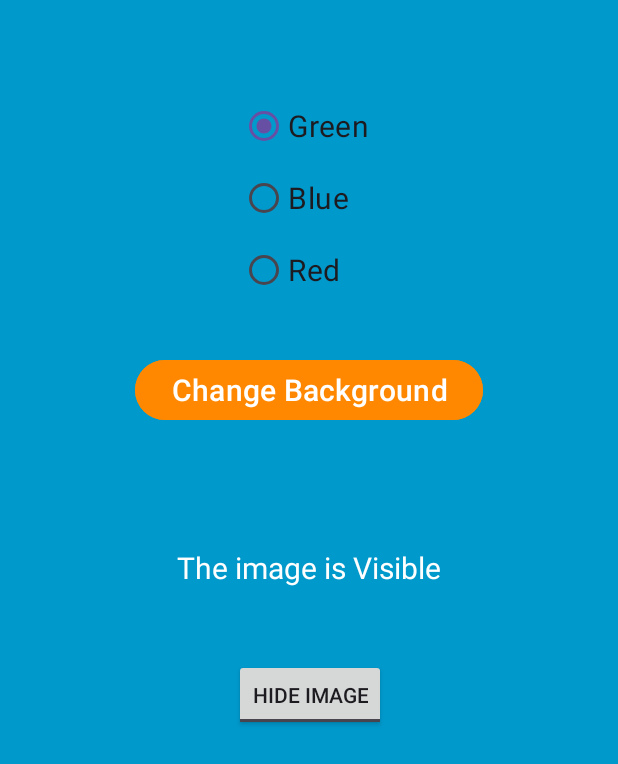
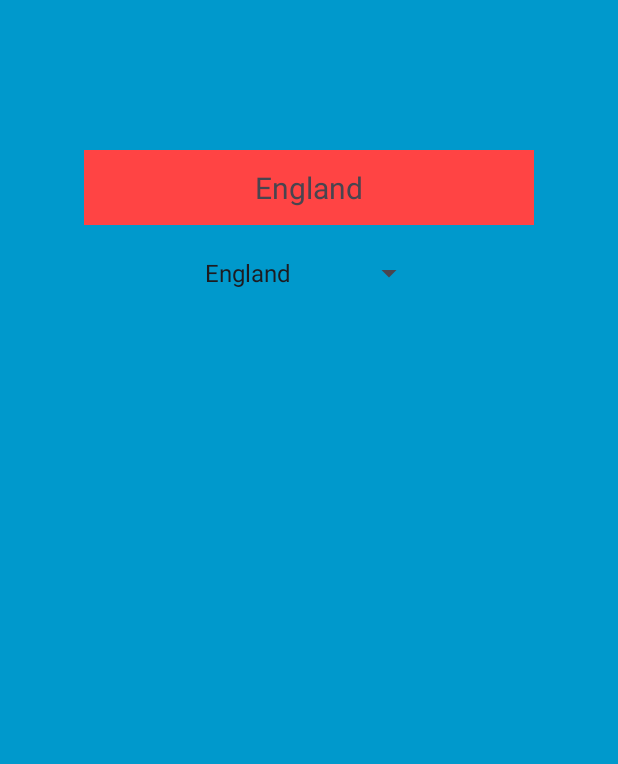
Before and after one commit to namansharma05/edit-text-android, an Android app: the screen it shows after launch (MainActivity), on a phone screen of 412 x 824 dp. Shown: the top 764 px of the screen. Run offline under Robolectric (Android 15) with nearby library versions, the phone set to English and light mode, and no system bars.

```diff
--- a/app/src/main/java/com/example/edittexts/MainActivity.kt
+++ b/app/src/main/java/com/example/edittexts/MainActivity.kt
@@ -4,12 +4,15 @@ import android.graphics.Color
 import android.os.Bundle
 import android.provider.MediaStore.Audio.Radio
 import android.view.View
+import android.widget.AdapterView
+import android.widget.ArrayAdapter
 import android.widget.Button
 import android.widget.CheckBox
 import android.widget.EditText
 import android.widget.ImageView
 import android.widget.LinearLayout
 import android.widget.RadioButton
+import android.widget.Spinner
 import android.widget.TextView
 import android.widget.ToggleButton
 import androidx.activity.enableEdgeToEdge
@@ -18,7 +21,7 @@ import androidx.constraintlayout.widget.ConstraintLayout
 import androidx.core.view.ViewCompat
 import androidx.core.view.WindowInsetsCompat
 
-class MainActivity : AppCompatActivity() {
+class MainActivity : AppCompatActivity(), AdapterView.OnItemSelectedListener {
 
 //    lateinit var name: EditText
 //    lateinit var ok: Button
@@ -26,21 +29,24 @@ class MainActivity : AppCompatActivity() {
 //    lateinit var genderText: TextView
 //    lateinit var male: CheckBox
 //    lateinit var female: CheckBox
-    lateinit var linearLayout: ConstraintLayout
-    lateinit var green : RadioButton
-    lateinit var blue : RadioButton
-    lateinit var red: RadioButton
-    lateinit var change: Button
+//    lateinit var linearLayout: ConstraintLayout
+//    lateinit var green : RadioButton
+//    lateinit var blue : RadioButton
+//    lateinit var red: RadioButton
+//    lateinit var change: Button
+//
+//    lateinit var image: ImageView
+//    lateinit var result : TextView
+//    lateinit var toggleButton: ToggleButton
 
-    lateinit var image: ImageView
-    lateinit var result : TextView
-    lateinit var toggleButton: ToggleButton
+    lateinit var spinner: Spinner
+    lateinit var countryResult : TextView
 
     override fun onCreate(savedInstanceState: Bundle?) {
         super.onCreate(savedInstanceState)
         enableEdgeToEdge()
         setContentView(R.layout.activity_main)
-        ViewCompat.setOnApplyWindowInsetsListener(findViewById(R.id.linearLayout)) { v, insets ->
+        ViewCompat.setOnApplyWindowInsetsListener(findViewById(R.id.constrainLayout)) { v, insets ->
             val systemBars = insets.getInsets(WindowInsetsCompat.Type.systemBars())
             v.setPadding(systemBars.left, systemBars.top, systemBars.right, systemBars.bottom)
             insets
@@ -76,35 +82,58 @@ class MainActivity : AppCompatActivity() {
 //            }
 //        }
 
-        linearLayout = findViewById(R.id.linearLayout)
-        green = findViewById(R.id.radioButtonGreen)
-        blue = findViewById(R.id.radioButtonBlue)
-        red = findViewById(R.id.radioButtonRed)
-        change = findViewById(R.id.buttonChangeBackground)
+//        linearLayout = findViewById(R.id.linearLayout)
+//        green = findViewById(R.id.radioButtonGreen)
+//        blue = findViewById(R.id.radioButtonBlue)
+//        red = findViewById(R.id.radioButtonRed)
+//        change = findViewById(R.id.buttonChangeBackground)
+//
+//        image = findViewById(R.id.image)
+//        result = findViewById(R.id.result)
+//        toggleButton = findViewById(R.id.toggleButton)
+//
+//        change.setOnClickListener {
+//            if(green.isChecked) {
+//                linearLayout.setBackgroundColor(Color.GREEN)
+//            } else if(blue.isChecked) {
+//                linearLayout.setBackgroundColor(Color.BLUE)
+//            } else {
+//                linearLayout.setBackgroundColor(Color.RED)
+//            }
+//        }
+//
+//
+//        toggleButton.setOnCheckedChangeListener { compoundButton, isChecked ->
+//            if(isChecked) {
+//                image.visibility = View.INVISIBLE
+//                result.text = "The Image is Invisible."
+//            } else {
+//                image.visibility = View.VISIBLE
+//                result.text = "The Image is Visible."
+//            }
+//        }
 
-        image = findViewById(R.id.image)
-        result = findViewById(R.id.result)
-        toggleButton = findViewById(R.id.toggleButton)
+        spinner = findViewById(R.id.spinnerCountry)
+        countryResult = findViewById(R.id.textViewResult)
 
-        change.setOnClickListener {
-            if(green.isChecked) {
-                linearLayout.setBackgroundColor(Color.GREEN)
-            } else if(blue.isChecked) {
-                linearLayout.setBackgroundColor(Color.BLUE)
-            } else {
-                linearLayout.setBackgroundColor(Color.RED)
-            }
-        }
+        spinner.onItemSelectedListener = this
 
+        var arrayAdapter = ArrayAdapter.createFromResource(
+            this,
+            R.array.countries,
+            android.R.layout.simple_spinner_item
+        )
 
-        toggleButton.setOnCheckedChangeListener { compoundButton, isChecked ->
-            if(isChecked) {
-                image.visibility = View.INVISIBLE
-                result.text = "The Image is Invisible."
-            } else {
-                image.visibility = View.VISIBLE
-                result.text = "The Image is Visible."
-            }
-        }
+        arrayAdapter.setDropDownViewResource(android.R.layout.simple_spinner_dropdown_item)
+        spinner.adapter = arrayAdapter
+
+    }
+
+    override fun onItemSelected(parent: AdapterView<*>?, view: View?, position: Int, id: Long) {
+        countryResult.text = parent!!.getItemAtPosition(position).toString()
+    }
+
+    override fun onNothingSelected(p0: AdapterView<*>?) {
+
     }
 }
--- a/app/src/main/res/layout/activity_main.xml
+++ b/app/src/main/res/layout/activity_main.xml
@@ -2,7 +2,7 @@
 <androidx.constraintlayout.widget.ConstraintLayout xmlns:android="http://schemas.android.com/apk/res/android"
     xmlns:app="http://schemas.android.com/apk/res-auto"
     xmlns:tools="http://schemas.android.com/tools"
-    android:id="@+id/linearLayout"
+    android:id="@+id/constrainLayout"
     android:layout_width="match_parent"
     android:layout_height="match_parent"
     android:background="@android:color/holo_blue_dark"
@@ -68,85 +68,108 @@
     <!--        android:layout_height="wrap_content"-->
     <!--        android:text="Female" />-->
 
-    <RadioGroup
-        android:id="@+id/radioGroup"
+    <!--    <RadioGroup-->
+    <!--        android:id="@+id/radioGroup"-->
+    <!--        android:layout_width="wrap_content"-->
+    <!--        android:layout_height="wrap_content"-->
+    <!--        android:layout_marginStart="160dp"-->
+    <!--        android:layout_marginTop="60dp"-->
+    <!--        app:layout_constraintStart_toStartOf="parent"-->
+    <!--        app:layout_constraintTop_toTopOf="parent">-->
+
+    <!--        <RadioButton-->
+    <!--            android:id="@+id/radioButtonGreen"-->
+    <!--            android:layout_width="wrap_content"-->
+    <!--            android:layout_height="wrap_content"-->
+    <!--            android:checked="true"-->
+    <!--            android:text="Green"-->
+    <!--            android:textSize="20sp" />-->
+
+    <!--        <RadioButton-->
+    <!--            android:id="@+id/radioButtonBlue"-->
+    <!--            android:layout_width="wrap_content"-->
+    <!--            android:layout_height="wrap_content"-->
+    <!--            android:text="Blue"-->
+    <!--            android:textSize="20sp" />-->
+
+    <!--        <RadioButton-->
+    <!--            android:id="@+id/radioButtonRed"-->
+    <!--            android:layout_width="wrap_content"-->
+    <!--            android:layout_height="wrap_content"-->
+    <!--            android:text="Red"-->
+    <!--            android:textSize="20sp" />-->
+
+    <!--    </RadioGroup>-->
+
+    <!--    <Button-->
+    <!--        android:id="@+id/buttonChangeBackground"-->
+    <!--        android:layout_width="wrap_content"-->
+    <!--        android:layout_height="wrap_content"-->
+    <!--        android:layout_marginStart="90dp"-->
+    <!--        android:layout_marginTop="32dp"-->
+    <!--        android:backgroundTint="@android:color/holo_orange_dark"-->
+    <!--        android:text="Change Background"-->
+    <!--        android:textAllCaps="false"-->
+    <!--        android:textSize="20sp"-->
+    <!--        app:layout_constraintStart_toStartOf="parent"-->
+    <!--        app:layout_constraintTop_toBottomOf="@+id/radioGroup" />-->
+
+    <!--    <ImageView-->
+    <!--        android:id="@+id/image"-->
+    <!--        android:layout_width="wrap_content"-->
+    <!--        android:layout_height="wrap_content"-->
+    <!--        android:layout_marginStart="148dp"-->
+    <!--        android:layout_marginTop="25dp"-->
+    <!--        app:layout_constraintStart_toStartOf="parent"-->
+    <!--        app:layout_constraintTop_toBottomOf="@+id/buttonChangeBackground"-->
+    <!--        tools:srcCompat="@drawable/ic_launcher_foreground" />-->
+
+    <!--    <TextView-->
+    <!--        android:id="@+id/result"-->
+    <!--        android:layout_width="300dp"-->
+    <!--        android:layout_height="50dp"-->
+    <!--        android:layout_marginStart="56dp"-->
+    <!--        android:layout_marginTop="44dp"-->
+    <!--        android:gravity="center"-->
+    <!--        android:text="The image is Visible"-->
+    <!--        android:textColor="@color/white"-->
+    <!--        android:textSize="20sp"-->
+    <!--        app:layout_constraintStart_toStartOf="parent"-->
+    <!--        app:layout_constraintTop_toBottomOf="@+id/image" />-->
+
+    <!--    <ToggleButton-->
+    <!--        android:id="@+id/toggleButton"-->
+    <!--        android:layout_width="wrap_content"-->
+    <!--        android:layout_height="wrap_content"-->
+    <!--        android:layout_marginStart="156dp"-->
+    <!--        android:layout_marginTop="36dp"-->
+    <!--        android:text="ToggleButton"-->
+    <!--        android:textOff="Hide Image"-->
+    <!--        android:textOn="Show Image"-->
+    <!--        app:layout_constraintStart_toStartOf="parent"-->
+    <!--        app:layout_constraintTop_toBottomOf="@+id/result" />-->
+
+    <TextView
+        android:id="@+id/textViewResult"
+        android:layout_width="300dp"
+        android:layout_height="50dp"
+        android:layout_marginTop="100dp"
+        android:background="@android:color/holo_red_light"
+        android:gravity="center"
+        android:text="TextView"
+        android:textSize="20sp"
+        app:layout_constraintEnd_toEndOf="parent"
+        app:layout_constraintHorizontal_bias="0.5"
+        app:layout_constraintStart_toStartOf="parent"
+        app:layout_constraintTop_toTopOf="parent" />
+
+    <Spinner
+        android:id="@+id/spinnerCountry"
         android:layout_width="wrap_content"
         android:layout_height="wrap_content"
-        android:layout_marginStart="160dp"
-        android:layout_marginTop="60dp"
+        android:layout_marginTop="20dp"
+        app:layout_constraintEnd_toEndOf="parent"
+        app:layout_constraintHorizontal_bias="0.5"
         app:layout_constraintStart_toStartOf="parent"
-        app:layout_constraintTop_toTopOf="parent">
-
-        <RadioButton
-            android:id="@+id/radioButtonGreen"
-            android:layout_width="wrap_content"
-            android:layout_height="wrap_content"
-            android:checked="true"
-            android:text="Green"
-            android:textSize="20sp" />
-
-        <RadioButton
-            android:id="@+id/radioButtonBlue"
-            android:layout_width="wrap_content"
-            android:layout_height="wrap_content"
-            android:text="Blue"
-            android:textSize="20sp" />
-
-        <RadioButton
-            android:id="@+id/radioButtonRed"
-            android:layout_width="wrap_content"
-            android:layout_height="wrap_content"
-            android:text="Red"
-            android:textSize="20sp" />
-
-    </RadioGroup>
-
-    <Button
-        android:id="@+id/buttonChangeBackground"
-        android:layout_width="wrap_content"
-        android:layout_height="wrap_content"
-        android:layout_marginStart="90dp"
-        android:layout_marginTop="32dp"
-        android:backgroundTint="@android:color/holo_orange_dark"
-        android:text="Change Background"
-        android:textAllCaps="false"
-        android:textSize="20sp"
-        app:layout_constraintStart_toStartOf="parent"
-        app:layout_constraintTop_toBottomOf="@+id/radioGroup" />
-
-    <ImageView
-        android:id="@+id/image"
-        android:layout_width="wrap_content"
-        android:layout_height="wrap_content"
-        android:layout_marginStart="148dp"
-        android:layout_marginTop="25dp"
-        app:layout_constraintStart_toStartOf="parent"
-        app:layout_constraintTop_toBottomOf="@+id/buttonChangeBackground"
-        tools:srcCompat="@drawable/ic_launcher_foreground" />
-
-    <TextView
-        android:id="@+id/result"
-        android:layout_width="300dp"
-        android:layout_height="50dp"
-        android:layout_marginStart="56dp"
-        android:layout_marginTop="44dp"
-        android:gravity="center"
-        android:text="The image is Visible"
-        android:textColor="@color/white"
-        android:textSize="20sp"
-        app:layout_constraintStart_toStartOf="parent"
-        app:layout_constraintTop_toBottomOf="@+id/image" />
-
-    <ToggleButton
-        android:id="@+id/toggleButton"
-        android:layout_width="wrap_content"
-        android:layout_height="wrap_content"
-        android:layout_marginStart="156dp"
-        android:layout_marginTop="36dp"
-        android:text="ToggleButton"
-        android:textOff="Hide Image"
-        android:textOn="Show Image"
-        app:layout_constraintStart_toStartOf="parent"
-        app:layout_constraintTop_toBottomOf="@+id/result" />
-
+        app:layout_constraintTop_toBottomOf="@+id/textViewResult" />
 </androidx.constraintlayout.widget.ConstraintLayout>
--- a/app/src/main/res/values/strings.xml
+++ b/app/src/main/res/values/strings.xml
@@ -1,3 +1,10 @@
 <resources>
     <string name="app_name">EditTexts</string>
+    <string-array name="countries">
+        <item>England</item>
+        <item>Neitherlands</item>
+        <item>Belgium</item>
+        <item>Germany</item>
+        <item>Finland</item>
+    </string-array>
 </resources>
```
